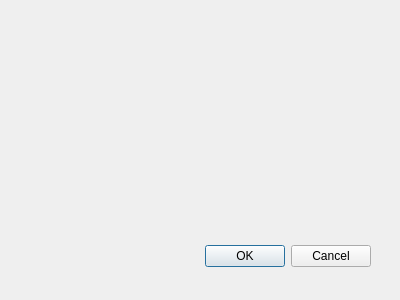
Old version of the form DialogPrintClients.ui in the repository dnohales/camping.
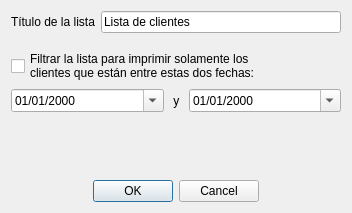
New version of the form.

Commit message: Impresión de Lista de clientes y se recuerda el tamaño de la ventana.

```diff
--- a/DialogPrintClients.ui
+++ b/DialogPrintClients.ui
@@ -8,29 +8,121 @@
    <rect>
     <x>0</x>
     <y>0</y>
-    <width>400</width>
-    <height>300</height>
+    <width>352</width>
+    <height>213</height>
    </rect>
   </property>
   <property name="windowTitle">
    <string>Dialog</string>
   </property>
-  <widget class="QDialogButtonBox" name="buttonBox">
-   <property name="geometry">
-    <rect>
-     <x>30</x>
-     <y>240</y>
-     <width>341</width>
-     <height>32</height>
-    </rect>
-   </property>
-   <property name="orientation">
-    <enum>Qt::Horizontal</enum>
-   </property>
-   <property name="standardButtons">
-    <set>QDialogButtonBox::Cancel|QDialogButtonBox::Ok</set>
-   </property>
-  </widget>
+  <layout class="QVBoxLayout" name="verticalLayout" stretch="0,0,0,0,0,0,0">
+   <item>
+    <layout class="QHBoxLayout" name="horizontalLayout">
+     <item>
+      <widget class="QLabel" name="label_2">
+       <property name="text">
+        <string>Título de la lista</string>
+       </property>
+      </widget>
+     </item>
+     <item>
+      <widget class="QLineEdit" name="editTitle">
+       <property name="text">
+        <string>Lista de clientes</string>
+       </property>
+      </widget>
+     </item>
+    </layout>
+   </item>
+   <item>
+    <spacer name="verticalSpacer_2">
+     <property name="orientation">
+      <enum>Qt::Vertical</enum>
+     </property>
+     <property name="sizeType">
+      <enum>QSizePolicy::Fixed</enum>
+     </property>
+     <property name="sizeHint" stdset="0">
+      <size>
+       <width>20</width>
+       <height>10</height>
+      </size>
+     </property>
+    </spacer>
+   </item>
+   <item>
+    <widget class="QCheckBox" name="checkBoxFilter">
+     <property name="text">
+      <string>Filtrar la lista para imprimir solamente los
+clientes que están entre estas dos fechas:</string>
+     </property>
+    </widget>
+   </item>
+   <item>
+    <layout class="QHBoxLayout" name="layoutDate" stretch="1,0,1">
+     <item>
+      <widget class="QDateEdit" name="dateIni">
+       <property name="displayFormat">
+        <string>dd/MM/yyyy</string>
+       </property>
+       <property name="calendarPopup">
+        <bool>true</bool>
+       </property>
+      </widget>
+     </item>
+     <item>
+      <widget class="QLabel" name="label">
+       <property name="text">
+        <string> y </string>
+       </property>
+      </widget>
+     </item>
+     <item>
+      <widget class="QDateEdit" name="dateEnd">
+       <property name="displayFormat">
+        <string>dd/MM/yyyy</string>
+       </property>
+       <property name="calendarPopup">
+        <bool>true</bool>
+       </property>
+      </widget>
+     </item>
+    </layout>
+   </item>
+   <item>
+    <widget class="QLabel" name="labelInfo">
+     <property name="text">
+      <string/>
+     </property>
+    </widget>
+   </item>
+   <item>
+    <spacer name="verticalSpacer">
+     <property name="orientation">
+      <enum>Qt::Vertical</enum>
+     </property>
+     <property name="sizeHint" stdset="0">
+      <size>
+       <width>20</width>
+       <height>40</height>
+      </size>
+     </property>
+    </spacer>
+   </item>
+   <item>
+    <widget class="QDialogButtonBox" name="buttonBox">
+     <property name="orientation">
+      <enum>Qt::Horizontal</enum>
+     </property>
+     <property name="standardButtons">
+      <set>QDialogButtonBox::Cancel|QDialogButtonBox::Ok</set>
+     </property>
+     <property name="centerButtons">
+      <bool>true</bool>
+     </property>
+    </widget>
+   </item>
+  </layout>
  </widget>
  <pixmapfunction/>
  <resources/>
```
Left out of the diff: 71 changed lines with no effect on the pictures. The commit also changes 6 other files.
